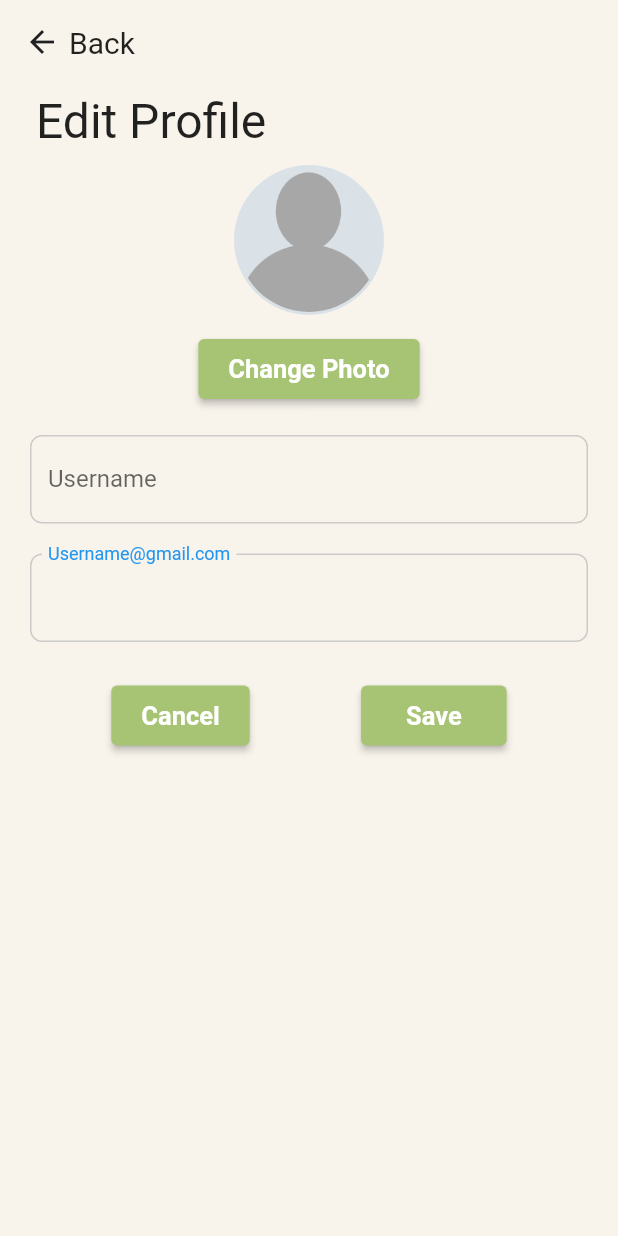
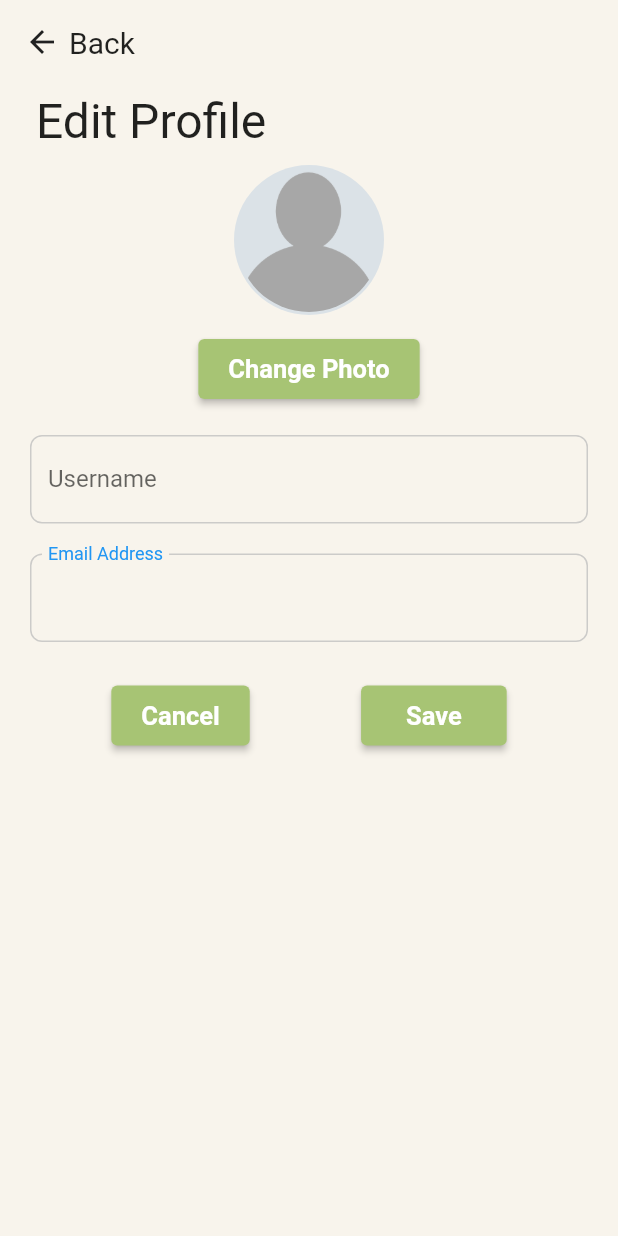
Before and after one commit to 20014013-LamHengYee/r3grow, a Flutter app: the EditProfilePageWidget screen opened directly with empty values, on a phone screen of 412 x 824 dp. Run offline on Flutter 3.47's test engine with Material 2 defaults, Android fonts, the phone set to English and light mode, and no system bars; our stand-ins replace animated_splash_screen, cloud_firestore, firebase_auth, firebase_core, firebase_storage, fluttertoast and 2 more; missing offline and left inert: barcode_scan2, dialogflow_flutter, mobile_scanner, qr_code_scanner; accounts and stored records are empty; Roboto replaces fonts that are missing (Poppins); project files that could hold a hidden picture were left out.

Commit message:
editProfile for the email and username changes by hy

```diff
--- a/lib/Account/accountPage.dart
+++ b/lib/Account/accountPage.dart
@@ -70,7 +70,7 @@ class _accountPageWidgetState extends State<accountPageWidget> {
 
     // email address field
     final emailAddress = Text(
-      'username@gmail.com',
+      "${userLogIn.email}",
       style: TextStyle(
         fontFamily: 'Poppins',
         fontWeight: FontWeight.w500,
--- a/lib/Account/editProfile.dart
+++ b/lib/Account/editProfile.dart
@@ -13,7 +13,7 @@ class EditProfilePageWidget extends StatefulWidget {
 
 class _EditProfilePageWidgetState extends State<EditProfilePageWidget> {
   TextEditingController userNameController = TextEditingController();
-  late TextEditingController emailAddressController;
+  TextEditingController emailAddressController = TextEditingController();
   final scaffoldKey = GlobalKey<ScaffoldState>();
   UserModel user = UserModel();
   final FirebaseAuth auth = FirebaseAuth.instance;
@@ -21,8 +21,8 @@ class _EditProfilePageWidgetState extends State<EditProfilePageWidget> {
   @override
   void initState() {
     super.initState();
-    userNameController = user.username as TextEditingController;
-    emailAddressController = TextEditingController();
+    userNameController.text = widget.currentUser.username!;
+    emailAddressController.text = widget.currentUser.email!;
   }
 
   @override
@@ -153,7 +153,7 @@ class _EditProfilePageWidgetState extends State<EditProfilePageWidget> {
                 readOnly: true,
                 obscureText: false,
                 decoration: InputDecoration(
-                  labelText: 'Username@gmail.com',
+                  labelText: "Email Address",
                   enabledBorder: OutlineInputBorder(
                     borderSide: BorderSide(
                       color: Color(0xFFBDBDBDBD),
@@ -271,6 +271,7 @@ class _EditProfilePageWidgetState extends State<EditProfilePageWidget> {
           onTap: () => FocusScope.of(context).unfocus(),
           child: Padding(
             padding: EdgeInsetsDirectional.fromSTEB(0, 10, 0, 0),
+            child: SingleChildScrollView(
               child: Column(
                 mainAxisSize: MainAxisSize.max,
                 children: [
@@ -294,6 +295,7 @@ class _EditProfilePageWidgetState extends State<EditProfilePageWidget> {
             ),
           ),
         ),
+      ),
     );
   }
 }
```
Lines whose indentation alone changed are shown as unchanged.
